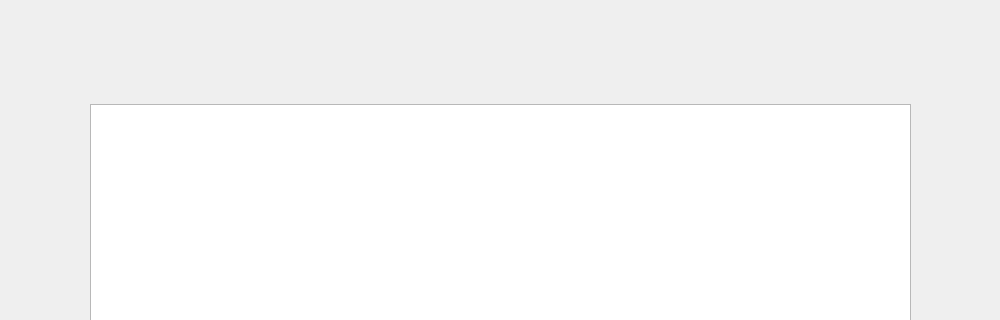
Mati-Mar/AccessIO-GUI, file in_outpage.ui: the form before one commit; both pictures show x 0 to 1000 and y 0 to 320 of the 1000 by 600 pixel window.
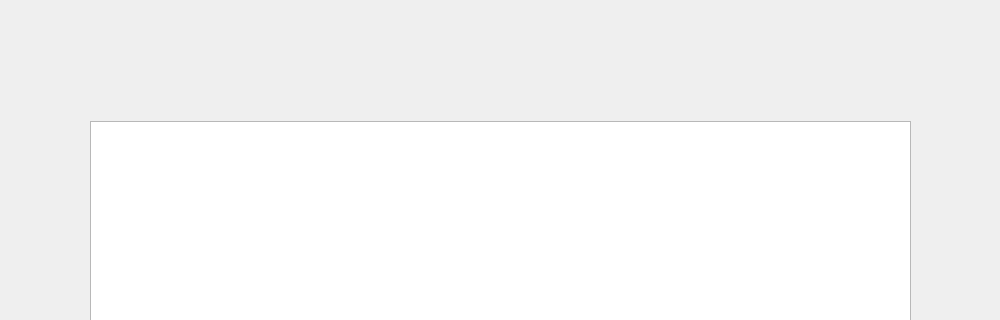
The form after the commit.

Diff of the .ui file:
```diff
--- a/in_outpage.ui
+++ b/in_outpage.ui
@@ -60,6 +60,11 @@
    <layout class="QVBoxLayout" name="verticalLayout_2">
     <item>
      <widget class="QLabel" name="usuarioLabel">
+      <property name="font">
+       <font>
+        <pointsize>14</pointsize>
+       </font>
+      </property>
       <property name="text">
        <string>&lt;html&gt;&lt;head/&gt;&lt;body&gt;&lt;p align=&quot;center&quot;&gt;&lt;br/&gt;&lt;/p&gt;&lt;/body&gt;&lt;/html&gt;</string>
       </property>
```
Left out of the diff: 6 changed lines with no effect on the pictures.
